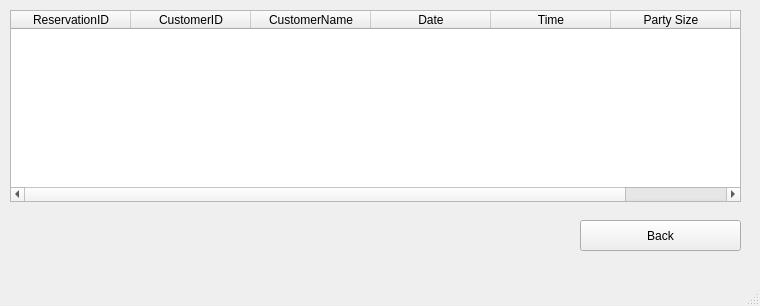
Qt form ui_files/Reservation_Form_View.ui (TahaZahid05/Restaurant-Managment-System) before a commit.
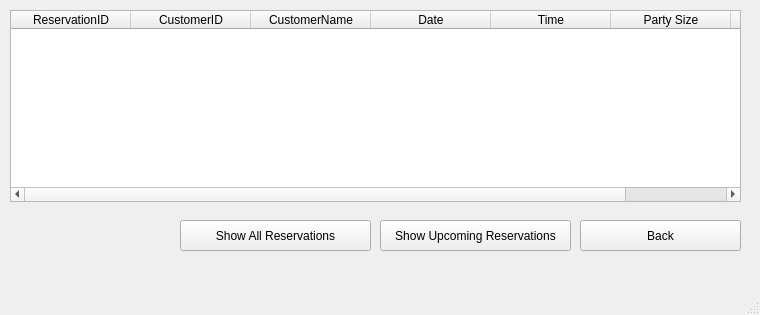
The same form after that commit.

```diff
--- a/ui_files/Reservation_Form_View.ui
+++ b/ui_files/Reservation_Form_View.ui
@@ -7,7 +7,7 @@
     <x>0</x>
     <y>0</y>
     <width>760</width>
-    <height>306</height>
+    <height>315</height>
    </rect>
   </property>
   <property name="windowTitle">
@@ -99,6 +99,32 @@
      <string>Back</string>
     </property>
    </widget>
+   <widget class="QPushButton" name="upcomingButton">
+    <property name="geometry">
+     <rect>
+      <x>380</x>
+      <y>220</y>
+      <width>191</width>
+      <height>31</height>
+     </rect>
+    </property>
+    <property name="text">
+     <string>Show Upcoming Reservations</string>
+    </property>
+   </widget>
+   <widget class="QPushButton" name="allButton">
+    <property name="geometry">
+     <rect>
+      <x>180</x>
+      <y>220</y>
+      <width>191</width>
+      <height>31</height>
+     </rect>
+    </property>
+    <property name="text">
+     <string>Show All Reservations</string>
+    </property>
+   </widget>
   </widget>
   <widget class="QMenuBar" name="menubar">
    <property name="geometry">
```
